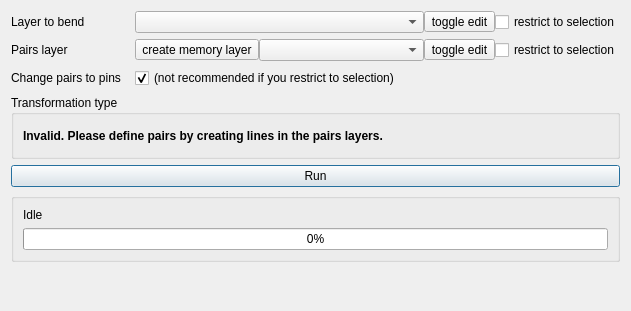
Above: ui_main.ui from olivierdalang/VectorBender before the change. Below: the same form after it.
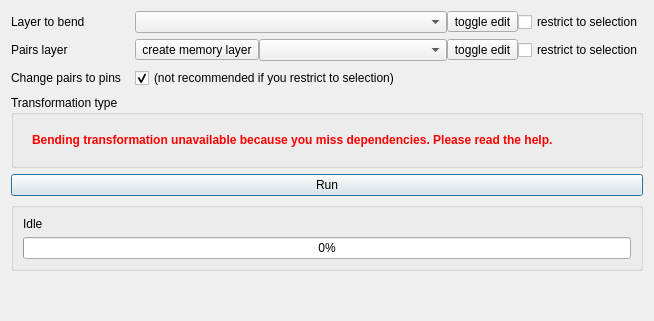
That is the form after the change. Icons and pictures are not drawn.

Commit message: cleaner code (transformers are now in separated class), and ready for 0.1

Diff of the .ui file:
```diff
--- a/ui_main.ui
+++ b/ui_main.ui
@@ -6,8 +6,8 @@
    <rect>
     <x>0</x>
     <y>0</y>
-    <width>631</width>
-    <height>311</height>
+    <width>654</width>
+    <height>321</height>
    </rect>
   </property>
   <property name="sizePolicy">
@@ -148,7 +148,7 @@
       <item>
        <widget class="QStackedWidget" name="stackedWidget">
         <property name="currentIndex">
-         <number>0</number>
+         <number>4</number>
         </property>
         <widget class="QWidget" name="page_0">
          <layout class="QHBoxLayout" name="horizontalLayout_7">
@@ -300,6 +300,26 @@
           </item>
          </layout>
         </widget>
+        <widget class="QWidget" name="page">
+         <layout class="QHBoxLayout" name="horizontalLayout_10">
+          <item>
+           <widget class="QLabel" name="label_4">
+            <property name="font">
+             <font>
+              <weight>75</weight>
+              <bold>true</bold>
+             </font>
+            </property>
+            <property name="styleSheet">
+             <string notr="true">color:#F00</string>
+            </property>
+            <property name="text">
+             <string>Bending transformation unavailable because you miss dependencies. Please read the help.</string>
+            </property>
+           </widget>
+          </item>
+         </layout>
+        </widget>
        </widget>
       </item>
      </layout>
```
Left out of the diff: 54 changed lines with no effect on the pictures. The commit also changes 6 other files.
